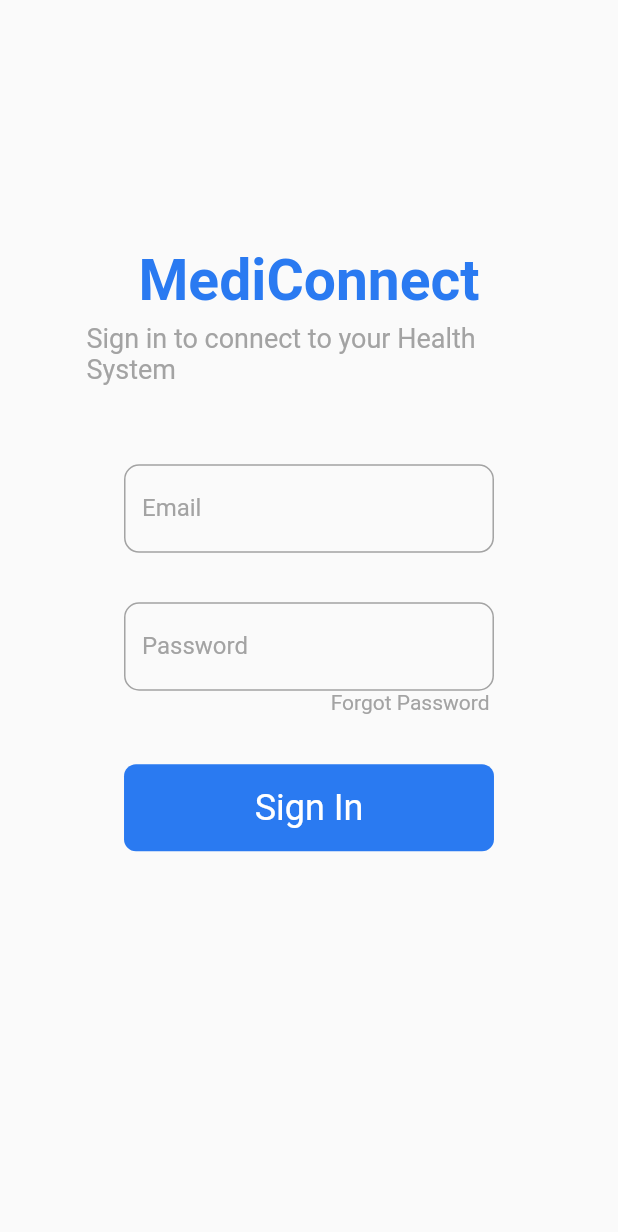
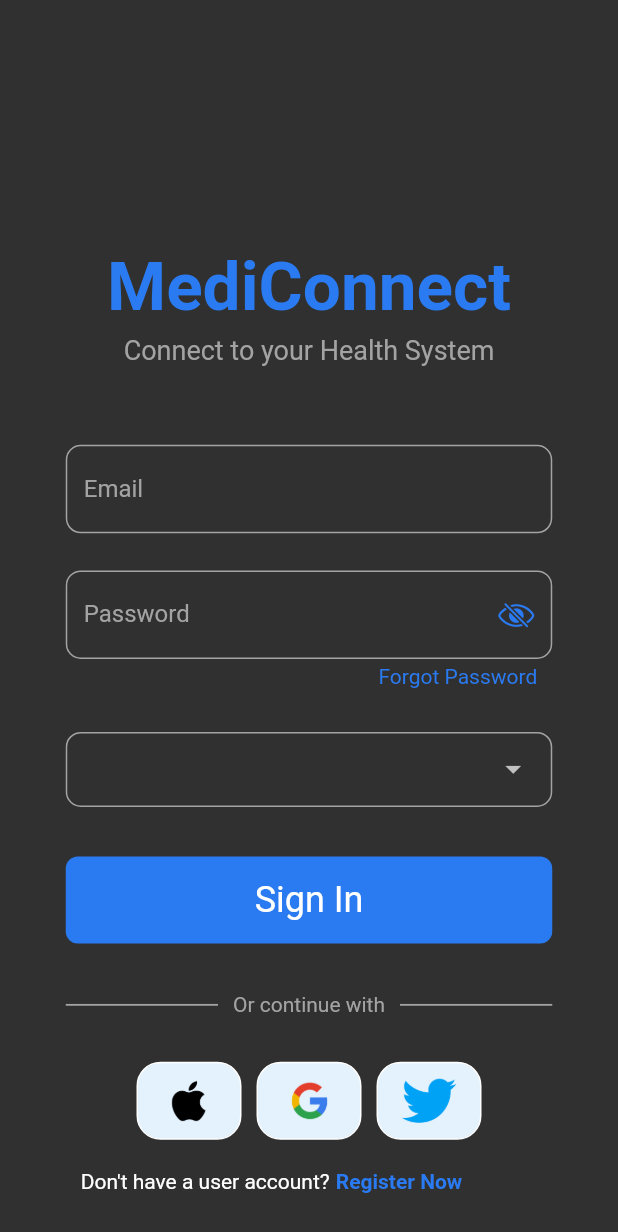
Before and after one commit to Evar-SF27/mediConnect_staff_app, a Flutter app: the screen it shows after launch, on a phone screen of 412 x 824 dp. Shown: the top 1232 px of the screen. Run offline on Flutter 3.47's test engine with Material 2 defaults, Android fonts, the phone set to English and light mode, and no system bars; our stand-ins replace email_validator.

Commit message:
login screen UI completed

```diff
--- a/lib/main.dart
+++ b/lib/main.dart
@@ -26,9 +26,9 @@ class _MyAppState extends State<MyApp> {
   @override
   Widget build(BuildContext context) {
     return MaterialApp(
-        title: 'Flutter Demo',
+        title: 'MediConnect',
         debugShowCheckedModeBanner: false,
-        theme: iconBool ? darkTheme : lightTheme,
+        theme: !iconBool ? darkTheme : lightTheme,
         home: const LoginScreen());
   }
 }
--- a/lib/screens/login.dart
+++ b/lib/screens/login.dart
@@ -2,7 +2,9 @@ import 'package:app/utils/colors.dart';
 import 'package:app/utils/responsive.dart';
 import 'package:app/widgets/button.dart';
 import 'package:app/widgets/input.dart';
+import 'package:app/widgets/other_auth.dart';
 import 'package:flutter/material.dart';
+import '../widgets/password.dart';
 
 class LoginScreen extends StatefulWidget {
   const LoginScreen({super.key});
@@ -11,15 +13,31 @@ class LoginScreen extends StatefulWidget {
   State<LoginScreen> createState() => _LoginScreenState();
 }
 
+enum Role { staff, doctor, user }
+
 class _LoginScreenState extends State<LoginScreen> {
+  Role? selectedRole;
+  final formKey = GlobalKey<FormState>();
+  final emailController = TextEditingController();
+  final passwordController = TextEditingController();
+
+  @override
+  void dispose() {
+    emailController.dispose();
+    passwordController.dispose();
+
+    super.dispose();
+  }
+
   @override
   Widget build(BuildContext context) {
     double height = MediaQuery.of(context).size.height;
     double width = MediaQuery.of(context).size.width;
     return Scaffold(
-        body: SizedBox(
-      height: height,
-      width: width,
+        body: SafeArea(
+            child: SingleChildScrollView(
+                child: Form(
+      key: formKey,
       child: Row(
           crossAxisAlignment: CrossAxisAlignment.start,
           mainAxisAlignment: MainAxisAlignment.start,
@@ -32,59 +50,99 @@ class _LoginScreenState extends State<LoginScreen> {
                     color: AppColors.mainColor,
                     child: const Center(
                       child:
-                          Text("MediConnect", style: TextStyle(fontSize: 48)),
+                          Text("MediConnect", style: TextStyle(fontSize: 38)),
                     ),
                   )),
-            SizedBox(width: height * 0.07),
+            SizedBox(width: width < 400 ? width * 0.05 : width * 0.07),
             Expanded(
-                child: SizedBox(
-                    height: height,
                 child: Column(
                     crossAxisAlignment: CrossAxisAlignment.start,
                     mainAxisAlignment: MainAxisAlignment.start,
                     children: [
                   SizedBox(width: height * 0.05),
-                        SizedBox(height: height * 0.2),
+                  SizedBox(height: width < 400 ? height * 0.1 : height * 0.2),
                   const Center(
                       child: Text("MediConnect",
                           style: TextStyle(
                               fontWeight: FontWeight.bold,
-                                    fontSize: 38,
+                              fontSize: 45,
                               color: AppColors.lightColor))),
                   const SizedBox(height: 5),
                   const Center(
-                            child: Text(
-                                "Sign in to connect to your Health System",
+                      child: Text("Connect to your Health System",
                           style: TextStyle(
                               fontSize: 18, color: AppColors.greyColor))),
                   SizedBox(height: height * 0.064),
                   emailInputField(
-                            controller: null,
+                      controller: emailController,
                       hideText: false,
                       labelText: "Email"),
-                        SizedBox(height: height * 0.04),
-                        formInputField(
-                            controller: null,
-                            hideText: true,
-                            labelText: "Password"),
+                  SizedBox(height: height * 0.03),
+                  PasswordInputField(
+                      controller: passwordController, labelText: "Password"),
                   Padding(
-                            padding: const EdgeInsets.symmetric(horizontal: 28),
+                      padding: const EdgeInsets.symmetric(
+                          horizontal: 25, vertical: 4),
                       child: Row(
                           mainAxisAlignment: MainAxisAlignment.end,
                           children: [
                             GestureDetector(
                               onTap: () {},
                               child: const Text("Forgot Password",
-                                        style: TextStyle(
-                                            color: AppColors.greyColor)),
+                                  style:
+                                      TextStyle(color: AppColors.lightColor)),
                             )
                           ])),
+                  SizedBox(height: height * 0.03),
+                  Padding(
+                      padding: const EdgeInsets.symmetric(horizontal: 15),
+                      child: Container(
+                        padding: const EdgeInsets.symmetric(horizontal: 3),
+                        decoration: BoxDecoration(
+                            border: Border.all(
+                                width: 1, color: AppColors.greyColor),
+                            borderRadius: BorderRadius.circular(10)),
+                        child: DropdownButton(
+                            value: selectedRole,
+                            items: const [
+                              DropdownMenuItem(
+                                  value: Role.staff, child: Text("Staff")),
+                              DropdownMenuItem(
+                                  value: Role.doctor, child: Text("Doctor")),
+                              DropdownMenuItem(
+                                  value: Role.user, child: Text("User")),
+                            ],
+                            isExpanded: true,
+                            focusColor: Colors.transparent,
+                            padding: const EdgeInsets.symmetric(horizontal: 10),
+                            underline: const SizedBox.square(),
+                            onChanged: (Role? value) {
+                              selectedRole = value;
+                            }),
+                      )),
                   SizedBox(height: height * 0.04),
-                        button(onTap: null, text: "Sign In")
+                  button(onTap: null, text: "Sign In"),
+                  SizedBox(height: height * 0.04),
+                  otherAuth(),
+                  Padding(
+                      padding: const EdgeInsets.symmetric(horizontal: 25),
+                      child: GestureDetector(
+                        onTap: () {},
+                        child: const Row(
+                          children: [
+                            Text("Don't have a user account?"),
+                            SizedBox(width: 4),
+                            Text("Register Now",
+                                style: TextStyle(
+                                    color: AppColors.lightColor,
+                                    fontWeight: FontWeight.bold))
                           ],
-                    ))),
-            SizedBox(width: height * 0.07),
+                        ),
+                      )),
+                  SizedBox(height: height * 0.1),
+                ])),
+            SizedBox(width: width < 400 ? width * 0.05 : width * 0.07),
           ]),
-    ));
+    ))));
   }
 }
--- a/lib/utils/responsive.dart
+++ b/lib/utils/responsive.dart
@@ -13,7 +13,7 @@ class ResponsiveWidget extends StatelessWidget {
   }) : super(key: key);
 
   static bool isSmallScreen(BuildContext context) {
-    return MediaQuery.of(context).size.width < 800;
+    return MediaQuery.of(context).size.width < 600;
   }
 
   static bool isLargeScreen(BuildContext context) {
@@ -21,7 +21,7 @@ class ResponsiveWidget extends StatelessWidget {
   }
 
   static bool isMediumScreen(BuildContext context) {
-    return MediaQuery.of(context).size.width >= 800 &&
+    return MediaQuery.of(context).size.width >= 700 &&
         MediaQuery.of(context).size.width <= 1200;
   }
 
--- a/lib/widgets/button.dart
+++ b/lib/widgets/button.dart
@@ -6,7 +6,7 @@ GestureDetector button({required onTap, required String text}) {
       onTap: onTap,
       child: Container(
         padding: const EdgeInsets.all(15),
-        margin: const EdgeInsets.symmetric(horizontal: 25),
+        margin: const EdgeInsets.symmetric(horizontal: 15),
         decoration: BoxDecoration(
             color: AppColors.lightColor,
             borderRadius: BorderRadius.circular(8)),
--- /dev/null
+++ b/lib/widgets/card.dart
@@ -0,0 +1,15 @@
+import 'package:flutter/material.dart';
+
+Container card({required imagePath}) {
+  return Container(
+      width: 70,
+      padding: const EdgeInsets.symmetric(horizontal: 5, vertical: 10),
+      decoration: BoxDecoration(
+          border: Border.all(color: Colors.white),
+          borderRadius: BorderRadius.circular(16),
+          color: Colors.blue[50]),
+      child: Image.asset(
+        imagePath,
+        height: 30,
+      ));
+}
--- a/lib/widgets/input.dart
+++ b/lib/widgets/input.dart
@@ -5,7 +5,7 @@ import 'package:flutter/material.dart';
 Padding formInputField(
     {required controller, required bool hideText, required labelText}) {
   return Padding(
-    padding: const EdgeInsets.symmetric(horizontal: 25.0),
+    padding: const EdgeInsets.symmetric(horizontal: 15.0),
     child: TextFormField(
       controller: controller,
       obscureText: hideText,
@@ -26,7 +26,7 @@ Padding formInputField(
 Padding emailInputField(
     {required controller, required bool hideText, required labelText}) {
   return Padding(
-    padding: const EdgeInsets.symmetric(horizontal: 25.0),
+    padding: const EdgeInsets.symmetric(horizontal: 15.0),
     child: TextFormField(
       controller: controller,
       obscureText: hideText,
@@ -34,33 +34,6 @@ Padding emailInputField(
       validator: (email) {
         email != null && !EmailValidator.validate(email)
             ? "Enter a valid email"
-            : null;
-        return null;
-      },
-      decoration: InputDecoration(
-          enabledBorder: const OutlineInputBorder(
-              borderRadius: BorderRadius.all(Radius.elliptical(10, 10)),
-              borderSide: BorderSide(color: AppColors.greyColor)),
-          focusedBorder: const OutlineInputBorder(
-              borderRadius: BorderRadius.all(Radius.elliptical(10, 10)),
-              borderSide: BorderSide(color: AppColors.lightColor)),
-          labelText: labelText,
-          labelStyle: const TextStyle(color: AppColors.greyColor)),
-    ),
-  );
-}
-
-Padding passwordInputField(
-    {required controller, required bool hideText, required labelText}) {
-  return Padding(
-    padding: const EdgeInsets.symmetric(horizontal: 25.0),
-    child: TextFormField(
-      controller: controller,
-      obscureText: hideText,
-      autovalidateMode: AutovalidateMode.onUserInteraction,
-      validator: (value) {
-        value != null && value.length < 6
-            ? "Enter minimum of 6 characters"
             : null;
         return null;
       },
--- /dev/null
+++ b/lib/widgets/other_auth.dart
@@ -0,0 +1,43 @@
+import 'package:app/utils/colors.dart';
+import 'package:app/widgets/card.dart';
+import 'package:flutter/material.dart';
+
+Column otherAuth() {
+  return Column(
+    children: [
+      const Padding(
+          padding: EdgeInsets.symmetric(horizontal: 15),
+          child: Row(
+            children: [
+              Expanded(
+                  child: Divider(
+                thickness: 1.2,
+                color: AppColors.greyColor,
+              )),
+              Padding(
+                padding: EdgeInsets.symmetric(horizontal: 10),
+                child: Text("Or continue with",
+                    style: TextStyle(color: AppColors.greyColor)),
+              ),
+              Expanded(
+                  child: Divider(
+                thickness: 1.2,
+                color: AppColors.greyColor,
+              ))
+            ],
+          )),
+      const SizedBox(height: 30),
+      Row(
+        mainAxisAlignment: MainAxisAlignment.center,
+        children: [
+          card(imagePath: "lib/assets/apple.png"),
+          const SizedBox(width: 10),
+          card(imagePath: "lib/assets/google.png"),
+          const SizedBox(width: 10),
+          card(imagePath: "lib/assets/twitter.png")
+        ],
+      ),
+      const SizedBox(height: 20),
+    ],
+  );
+}
--- /dev/null
+++ b/lib/widgets/password.dart
@@ -0,0 +1,53 @@
+import 'package:flutter/cupertino.dart';
+import 'package:flutter/material.dart';
+import '../utils/colors.dart';
+
+class PasswordInputField extends StatefulWidget {
+  final String labelText;
+  // ignore: prefer_typing_uninitialized_variables
+  final controller;
+  const PasswordInputField(
+      {super.key, required this.controller, required this.labelText});
+
+  @override
+  State<PasswordInputField> createState() => _PasswordInputFieldState();
+}
+
+class _PasswordInputFieldState extends State<PasswordInputField> {
+  bool hideText = true;
+  @override
+  Widget build(BuildContext context) {
+    return Padding(
+      padding: const EdgeInsets.symmetric(horizontal: 15.0),
+      child: TextFormField(
+        controller: widget.controller,
+        obscureText: hideText,
+        autovalidateMode: AutovalidateMode.onUserInteraction,
+        validator: (value) {
+          value != null && value.length < 6
+              ? "Enter minimum of 6 characters"
+              : null;
+          return null;
+        },
+        decoration: InputDecoration(
+            enabledBorder: const OutlineInputBorder(
+                borderRadius: BorderRadius.all(Radius.elliptical(10, 10)),
+                borderSide: BorderSide(color: AppColors.greyColor)),
+            focusedBorder: const OutlineInputBorder(
+                borderRadius: BorderRadius.all(Radius.elliptical(10, 10)),
+                borderSide: BorderSide(color: AppColors.lightColor)),
+            labelText: widget.labelText,
+            labelStyle: const TextStyle(color: AppColors.greyColor),
+            suffixIcon: IconButton(
+                icon: Icon(
+                    hideText ? CupertinoIcons.eye_slash : CupertinoIcons.eye),
+                onPressed: () {
+                  setState(() {
+                    hideText = !hideText;
+                  });
+                }),
+            suffixIconColor: AppColors.lightColor),
+      ),
+    );
+  }
+}
--- a/pubspec.yaml
+++ b/pubspec.yaml
@@ -60,9 +60,8 @@ flutter:
   uses-material-design: true
 
   # To add assets to your application, add an assets section, like this:
-  # assets:
-  #   - images/a_dot_burr.jpeg
-  #   - images/a_dot_ham.jpeg
+  assets:
+    - lib/assets/
 
   # An image asset can refer to one or more resolution-specific "variants", see
   # https://flutter.dev/assets-and-images/#resolution-aware
```
Also changed, not shown: lib/assets/apple.png (added), lib/assets/google.png (added), lib/assets/twitter.png (added). Lines whose indentation alone changed are shown as unchanged.
